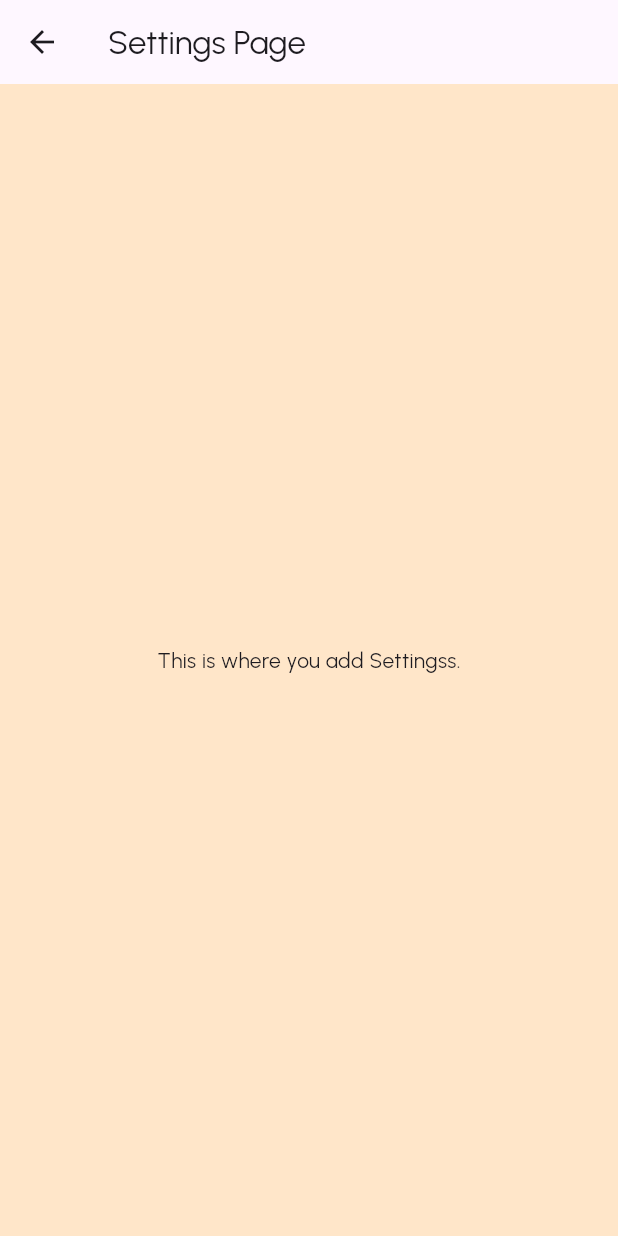
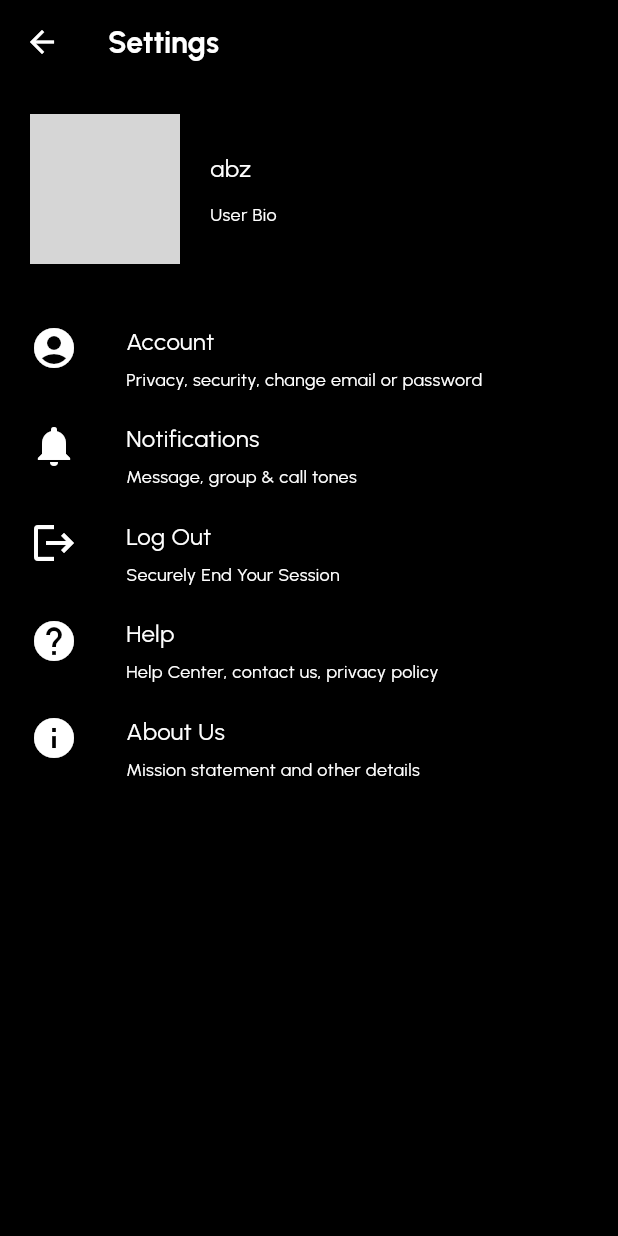
Before and after one commit to Mustafa-Ashfaq81/ProjectFLow, a Flutter app: the SettingsPage screen opened by its route, on a phone screen of 412 x 824 dp. Run offline on Flutter 3.47's test engine with Material 3 defaults, Android fonts, the phone set to English and light mode, and no system bars; our stand-ins replace animated_splash_screen, cloud_firestore, firebase_auth, firebase_core, firebase_storage, flutter_dotenv and 6 more; missing offline and left inert: alarm, flutter_alarm_clock, googleapis; accounts and stored records are empty; grey boxes are pictures that could not be loaded.

Commit message:
Settings Page Implemented

```diff
--- a/my_app/lib/views/settings/settings.dart
+++ b/my_app/lib/views/settings/settings.dart
@@ -1,24 +1,171 @@
-// ignore_for_file: library_private_types_in_public_api, no_logic_in_create_state
 import 'package:flutter/material.dart';
+import 'package:my_app/components/footer.dart';
 
 class SettingsPage extends StatefulWidget {
   final String username;
-  const SettingsPage({super.key, required this.username});
+
+  const SettingsPage({Key? key, required this.username}) : super(key: key);
+
   @override
-  _SettingsPageState createState() => _SettingsPageState(username: username);
+  _SettingsPageState createState() => _SettingsPageState();
 }
 
 class _SettingsPageState extends State<SettingsPage> {
-  String username;
-  _SettingsPageState({required this.username});
   @override
   Widget build(BuildContext context) {
     return Scaffold(
       appBar: AppBar(
-        title: const Text('Settings Page'),
+        backgroundColor: Colors.black,
+        title: const Text(
+          'Settings',
+          style: TextStyle(
+            color: Colors.white,
+            fontSize: 20,
+            fontWeight: FontWeight.bold,
+          ),
+        ),
+        leading: IconButton(
+          icon: const Icon(Icons.arrow_back, color: Colors.white),
+          onPressed: () {
+            Navigator.pop(context);
+          },
+        ),
       ),
-      body: const Center(
-        child: Text('This is where you add Settingss.'),
+      backgroundColor: Colors.black,
+      body: SingleChildScrollView(
+        child: Padding(
+          padding: const EdgeInsets.symmetric(horizontal: 20),
+          child: Column(
+            crossAxisAlignment: CrossAxisAlignment.start,
+            children: [
+              const SizedBox(height: 20),
+              GestureDetector(
+                onTap: () {
+                  print("Clicked");
+                },
+                child: Row(
+                  children: [
+                    const CircleAvatar(
+                      radius: 50,
+                      backgroundImage: AssetImage('assets/user_image.png'),
+                    ),
+                    const SizedBox(width: 20),
+                    Column(
+                      crossAxisAlignment: CrossAxisAlignment.start,
+                      children: [
+                        Text(
+                          widget.username,
+                          style: const TextStyle(
+                            fontSize: 16,
+                            color: Colors.white,
+                          ),
+                        ),
+                        const SizedBox(height: 10),
+                        const Text(
+                          'User Bio',
+                          style: TextStyle(
+                            fontSize: 12,
+                            color: Colors.white,
+                          ),
+                        ),
+                      ],
+                    ),
+                  ],
+                ),
+              ),
+              const SizedBox(height: 40),
+              _buildClickableSettingsItem(
+                icon: Icons.account_circle,
+                title: 'Account',
+                subtitle: 'Privacy, security, change email or password',
+                titleSize: 16,
+                subtitleSize: 12,
+                onTap: () {
+                  print("Clicked");
+                },
+              ),
+              const SizedBox(height: 20),
+              _buildClickableSettingsItem(
+                icon: Icons.notifications,
+                title: 'Notifications',
+                subtitle: 'Message, group & call tones',
+                titleSize: 16,
+                subtitleSize: 12,
+                onTap: () {
+                  print("Clicked");
+                },
+              ),
+              const SizedBox(height: 20),
+              _buildClickableSettingsItem(
+                icon: Icons.logout,
+                title: 'Log Out',
+                subtitle: 'Securely End Your Session',
+                titleSize: 16,
+                subtitleSize: 12,
+                onTap: () {
+                  print("Clicked");
+                },
+              ),
+              const SizedBox(height: 20),
+              _buildClickableSettingsItem(
+                icon: Icons.help,
+                title: 'Help',
+                subtitle: 'Help Center, contact us, privacy policy',
+                titleSize: 16,
+                subtitleSize: 12,
+                onTap: () {
+                  print("Clicked");
+                },
+              ),
+              const SizedBox(height: 20),
+              _buildClickableSettingsItem(
+                icon: Icons.info,
+                title: 'About Us',
+                subtitle: 'Mission statement and other details',
+                titleSize: 16,
+                subtitleSize: 12,
+                onTap: () {
+                  print("Clicked");
+                },
+              ),
+            ],
+          ),
+        ),
+      ),
+      // bottomNavigationBar: Footer(index: idx, username: username), // Add your footer widget here
+    );
+  }
+
+  Widget _buildClickableSettingsItem({
+    required IconData icon,
+    required String title,
+    required String subtitle,
+    required double titleSize,
+    required double subtitleSize,
+    required VoidCallback onTap,
+  }) {
+    return GestureDetector(
+      onTap: onTap,
+      child: Row(
+        crossAxisAlignment: CrossAxisAlignment.start,
+        children: [
+          Icon(icon, size: 32, color: Colors.white),
+          const SizedBox(width: 32),
+          Column(
+            crossAxisAlignment: CrossAxisAlignment.start,
+            children: [
+              Text(
+                title,
+                style: TextStyle(fontSize: titleSize, color: Colors.white),
+              ),
+              const SizedBox(height: 5),
+              Text(
+                subtitle,
+                style: TextStyle(fontSize: subtitleSize, color: Colors.white),
+              ),
+            ],
+          ),
+        ],
       ),
     );
   }
--- a/my_app/pubspec.yaml
+++ b/my_app/pubspec.yaml
@@ -29,7 +29,7 @@ dependencies:
   page_transition: ^2.1.0
   http: ^1.0.0
   google_sign_in: ^6.2.1
-  web: ^0.4.0
+  web: ^0.3.0
   googleapis: ^13.1.0
   googleapis_auth: ^1.5.1
   url_launcher: ^6.2.5
```
Also changed, not shown: my_app/pubspec.lock.
